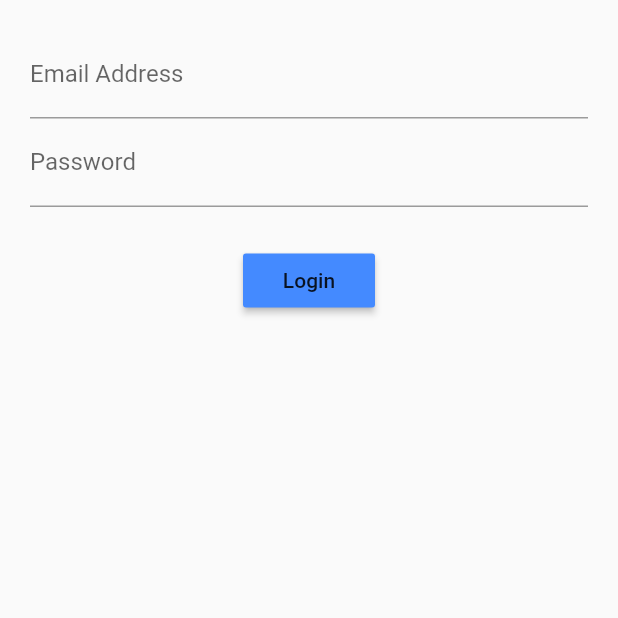
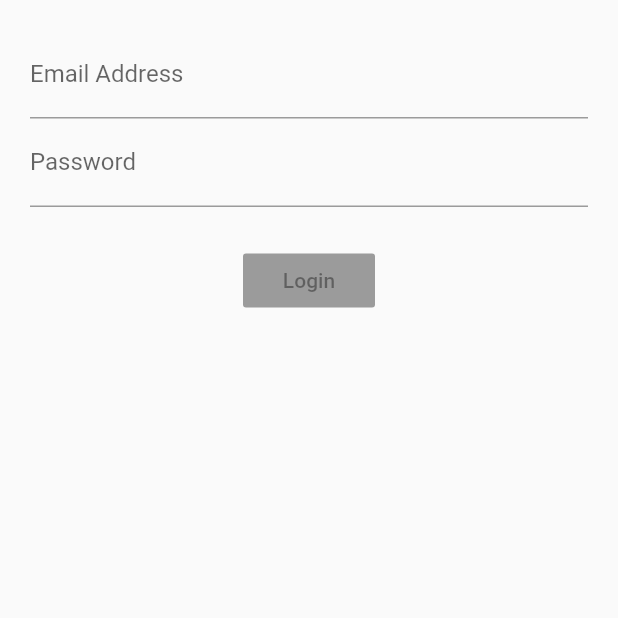
Before and after one commit to pawankr/login_bloc, a Flutter app: the screen it shows after launch, on a phone screen of 412 x 824 dp, the top half of it. Run offline on Flutter 3.47's test engine with Material 2 defaults, Android fonts, the phone set to English and light mode, and no system bars; our stand-ins replace rxdart.

Commit message:
Using RxDart

```diff
--- a/lib/src/app.dart
+++ b/lib/src/app.dart
@@ -1,13 +1,16 @@
 import 'package:flutter/material.dart';
 import 'screens/login_screen.dart';
+import 'blocs/provider.dart';
 
 class App extends StatelessWidget {
   build(context) {
-    return MaterialApp(
-      debugShowCheckedModeBanner: false,
-      title: 'Log Me In',
-      home: Scaffold(
-        body: LoginScreen(),
+    return Provider(
+      child: MaterialApp(
+        debugShowCheckedModeBanner: false,
+        title: 'Log Me In',
+        home: Scaffold(
+          body: LoginScreen(),
+        )
       )
     );
   }
--- a/lib/src/blocs/bloc.dart
+++ b/lib/src/blocs/bloc.dart
@@ -1,21 +1,35 @@
 import 'dart:async';
 import 'validators.dart';
+import 'package:rxdart/rxdart.dart';
 
 
 class Bloc extends Object with Validators{
 
-  final _email = StreamController<String>();
-  final _password = StreamController<String>();
+  //Implementation using StreamController
+  // final _email = StreamController<String>.broadcast();
+  // final _password = StreamController<String>.broadcast();
 
-
+  // Implements the above using BehaviourSubject(RxDart) which is similar to StreamController
+    final _email = BehaviorSubject<String>();
+    final _password = BehaviorSubject<String>();
 
   //Add data to stream.
   Stream<String> get email => _email.stream.transform(validateEmail);
   Stream<String> get password => _password.stream.transform(validatePassword);
+  Stream<bool> get submitValid => Observable.combineLatest2(email, password, (e, p) => true);
 
   //Change data
   Function(String) get changeEmail => _email.sink.add;
   Function(String) get changePassword => _password.sink.add;
+
+  submit() {
+    final validEmail = _email.value;
+    final validPassword = _password.value;
+
+    print("Email is $validEmail");
+    print("Password is $validPassword");
+
+  }
 
   dispose() {
     _email.close();
@@ -23,4 +37,4 @@ class Bloc extends Object with Validators{
   }
 }
 
-final bloc = Bloc();
+// final bloc = Bloc();
--- a/lib/src/blocs/provider.dart
+++ b/lib/src/blocs/provider.dart
@@ -5,6 +5,9 @@ class Provider extends InheritedWidget {
 
   final bloc = Bloc();
 
+  Provider({Key key, Widget child})
+    : super(key: key, child: child);
+
   bool updateShouldNotify(_) => true;
 
   static Bloc of(BuildContext context) {
--- a/lib/src/screens/login_screen.dart
+++ b/lib/src/screens/login_screen.dart
@@ -1,23 +1,25 @@
 import 'package:flutter/material.dart';
 import '../blocs/bloc.dart';
+import '../blocs/provider.dart';
 
 class LoginScreen extends StatelessWidget{
   Widget build(context) {
+    final bloc = Provider.of(context);
+
     return Container(
       margin: EdgeInsets.all(20.0),
       child: Column(
         children: [
-          emailField(),
-          passwordField(),
+          emailField(bloc),
+          passwordField(bloc),
           Container(margin: EdgeInsets.only(top: 25.0)),
-          submitButton(),
+          submitButton(bloc),
         ],
       ),
-
-
     );
   }
-  Widget emailField () {
+
+  Widget emailField (Bloc bloc) {
     return StreamBuilder(
       stream: bloc.email,
       builder: (context, snapshot) {
@@ -34,7 +36,7 @@ class LoginScreen extends StatelessWidget{
     );
   }
 
-  Widget passwordField () {
+  Widget passwordField (Bloc bloc) {
     return StreamBuilder(
       stream: bloc.password,
       builder: (context, snapshot) {
@@ -51,12 +53,18 @@ class LoginScreen extends StatelessWidget{
    );
   }
 
-  Widget submitButton () {
-    return RaisedButton(
-      child: Text('Login'),
-      color: Colors.blueAccent,
-      onPressed: () {},
-
+  Widget submitButton (Bloc bloc) {
+    return StreamBuilder(
+      stream: bloc.submitValid,
+      builder: (context, snapshot) {
+        return RaisedButton(
+          child: Text('Login'),
+          color: Colors.blueAccent,
+          onPressed: snapshot.hasData
+          ? bloc.submit
+          : null,
+        );
+      },
     );
   }
 }
--- a/pubspec.yaml
+++ b/pubspec.yaml
@@ -8,6 +8,8 @@ dependencies:
   # The following adds the Cupertino Icons font to your application.
   # Use with the CupertinoIcons class for iOS style icons.
   cupertino_icons: ^0.1.2
+
+  rxdart: ^0.16.7
 
 dev_dependencies:
   flutter_test:
```
Also changed, not shown: pubspec.lock, 2 other files.
